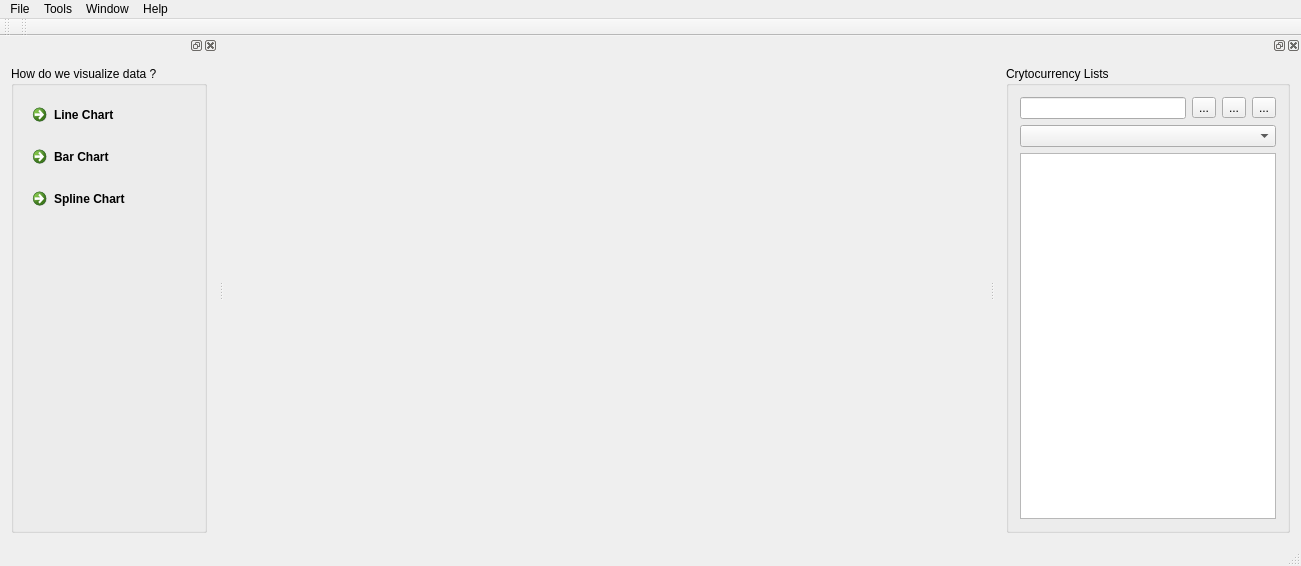
qtuancr261/CryptocurrencyVisualization, file mainwindow.ui: the form before one commit.
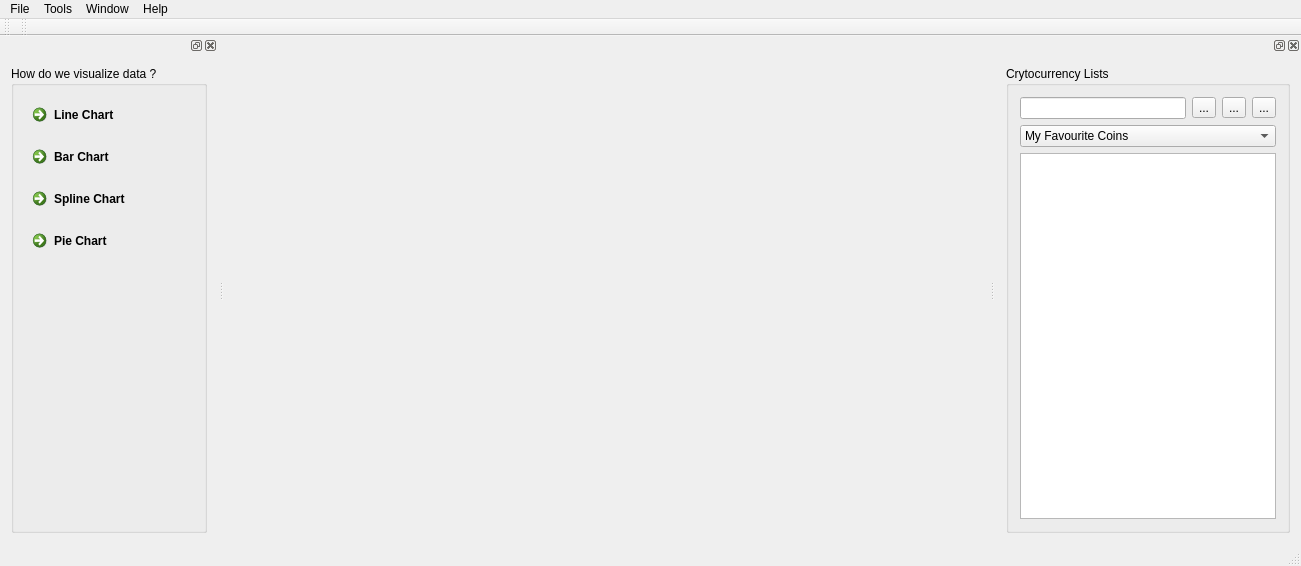
The form after the commit.

What changed in the file:
```diff
--- a/mainwindow.ui
+++ b/mainwindow.ui
@@ -103,6 +103,16 @@
           </property>
          </widget>
         </item>
+        <item>
+         <widget class="QCommandLinkButton" name="buttonShowPieChart">
+          <property name="text">
+           <string>Pie Chart</string>
+          </property>
+          <property name="checkable">
+           <bool>true</bool>
+          </property>
+         </widget>
+        </item>
         <item>
          <spacer name="verticalSpacer">
           <property name="orientation">
@@ -163,7 +173,13 @@
          </layout>
         </item>
         <item>
-         <widget class="QComboBox" name="comboBoxCryptoList"/>
+         <widget class="QComboBox" name="comboBoxCryptoList">
+          <item>
+           <property name="text">
+            <string>My Favourite Coins</string>
+           </property>
+          </item>
+         </widget>
         </item>
         <item>
          <widget class="QListView" name="listViewCryptocurrency"/>
```
